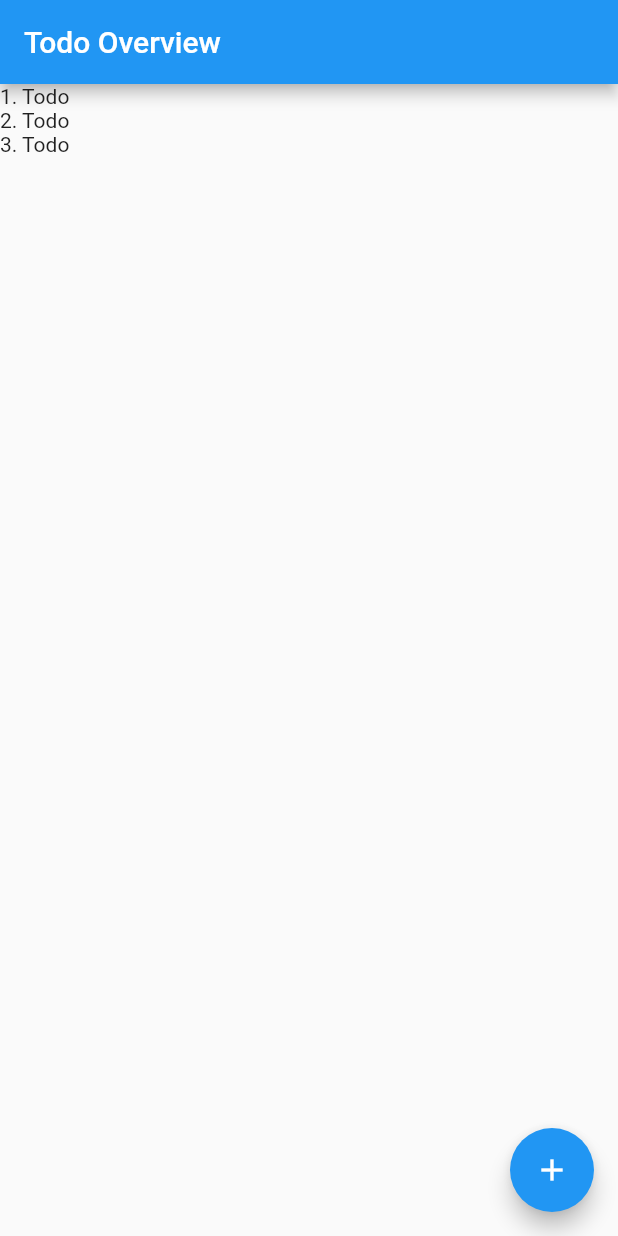
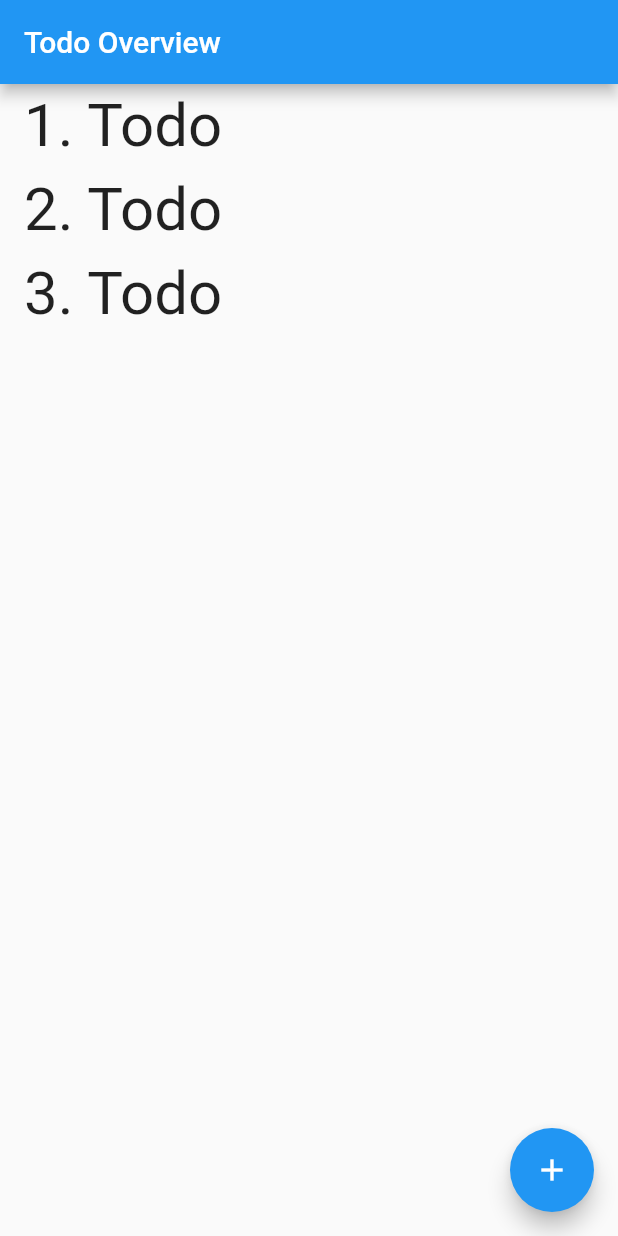
Before and after one commit to lukaszkalnik/Flutter_Todo, a Flutter app: the screen it shows after launch, on a phone screen of 412 x 824 dp. Run offline on Flutter 3.47's test engine with Material 2 defaults, Android fonts, the phone set to English and light mode, and no system bars; missing offline and left inert: dart:html.

Commit message:
texty style 40

```diff
--- a/lib/main.dart
+++ b/lib/main.dart
@@ -1,3 +1,5 @@
+import 'dart:html';
+
 import 'package:flutter/material.dart';
 
 void main() => runApp(MyApp());
@@ -18,15 +20,6 @@ class MyApp extends StatelessWidget {
 class TodoOverviewPage extends StatefulWidget {
   TodoOverviewPage({Key key, this.title}) : super(key: key);
 
-  // This widget is the home page of your application. It is stateful, meaning
-  // that it has a State object (defined below) that contains fields that affect
-  // how it looks.
-
-  // This class is the configuration for the state. It holds the values (in this
-  // case the title) provided by the parent (in this case the App widget) and
-  // used by the build method of the State. Fields in a Widget subclass are
-  // always marked "final".
-
   final String title;
 
   @override
@@ -36,6 +29,8 @@ class TodoOverviewPage extends StatefulWidget {
 class TodoOverviewPageState extends State<TodoOverviewPage> {
   int _counter = 0;
   final List<String> todos = <String>["1. Todo", "2. Todo", "3. Todo"];
+
+  final TextStyle _biggerFont = const TextStyle(fontSize: 40);
 
   void _swap(List<String> newTodos) {
     setState(() {
@@ -53,8 +48,8 @@ class TodoOverviewPageState extends State<TodoOverviewPage> {
       body: ListView.builder(
           itemCount: todos.length,
           itemBuilder: (BuildContext context, int index) {
-        return new Text(todos[index]);
-      }),
+            return _buldRow(todos[index]);
+          }),
       floatingActionButton: FloatingActionButton(
         onPressed: () {},
         tooltip: 'Increment',
@@ -62,4 +57,9 @@ class TodoOverviewPageState extends State<TodoOverviewPage> {
       ),
     );
   }
+
+  Widget _buldRow(String todo) => ListTile(
+    title: Text(todo, style: _biggerFont)
+  );
+
 }
```
